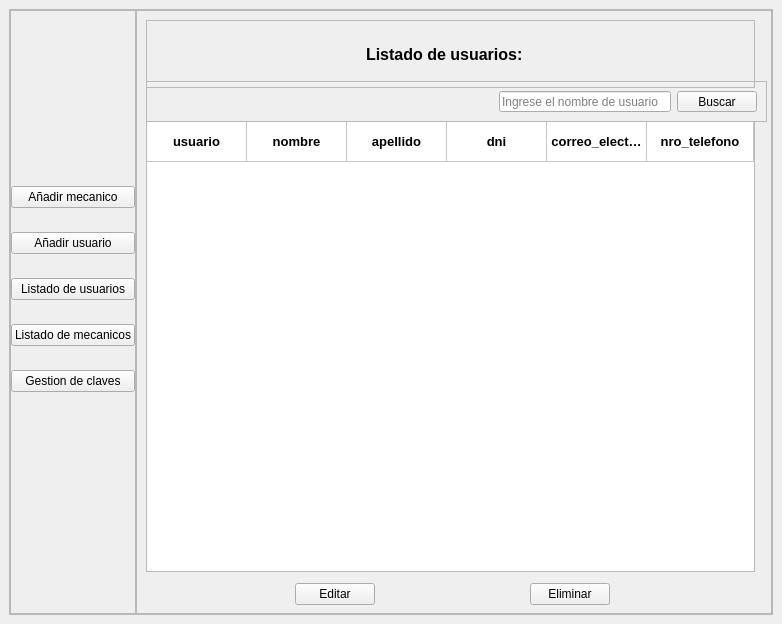
The window that views/main.ui (Alaan20/TP_FINAL-POO) describes before a commit, drawn with Qt 5.
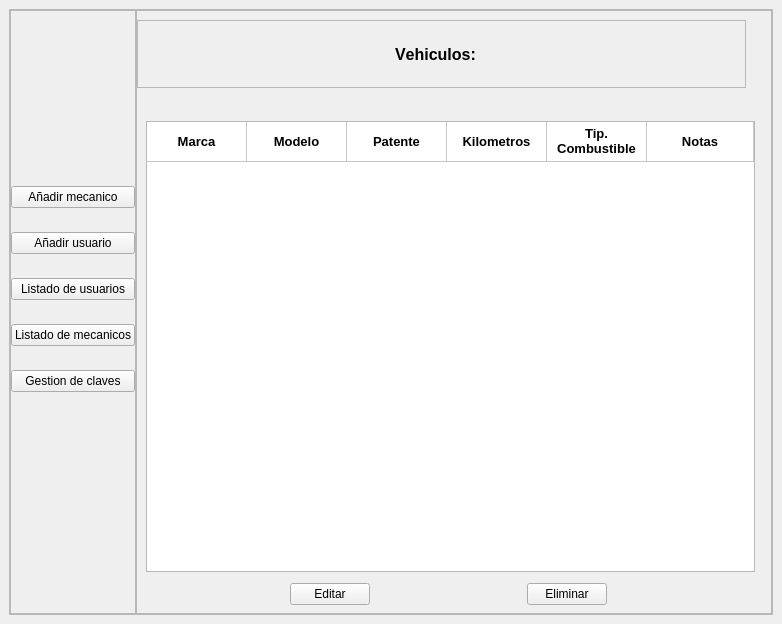
The same window after the commit. The open tabs and pages were chosen to show the change. Icons and pictures are not drawn.

What changed in the file:
```diff
--- a/views/main.ui
+++ b/views/main.ui
@@ -2333,6 +2333,402 @@
               </item>
              </layout>
             </widget>
+            <widget class="QWidget" name="page_listado_autos">
+             <widget class="QWidget" name="layoutWidget_3">
+              <property name="geometry">
+               <rect>
+                <x>1</x>
+                <y>570</y>
+                <width>621</width>
+                <height>26</height>
+               </rect>
+              </property>
+              <layout class="QHBoxLayout" name="horizontalLayout_14">
+               <item>
+                <spacer name="horizontalSpacer_21">
+                 <property name="orientation">
+                  <enum>Qt::Horizontal</enum>
+                 </property>
+                 <property name="sizeHint" stdset="0">
+                  <size>
+                   <width>40</width>
+                   <height>20</height>
+                  </size>
+                 </property>
+                </spacer>
+               </item>
+               <item>
+                <widget class="QPushButton" name="pushButton_9">
+                 <property name="text">
+                  <string>Editar</string>
+                 </property>
+                 <property name="icon">
+                  <iconset>
+                   <normaloff>../icons/edit_small_normal_hover.png</normaloff>../icons/edit_small_normal_hover.png</iconset>
+                 </property>
+                </widget>
+               </item>
+               <item>
+                <spacer name="horizontalSpacer_22">
+                 <property name="orientation">
+                  <enum>Qt::Horizontal</enum>
+                 </property>
+                 <property name="sizeHint" stdset="0">
+                  <size>
+                   <width>40</width>
+                   <height>20</height>
+                  </size>
+                 </property>
+                </spacer>
+               </item>
+               <item>
+                <widget class="QPushButton" name="pushButton_15">
+                 <property name="text">
+                  <string>Eliminar</string>
+                 </property>
+                 <property name="icon">
+                  <iconset>
+                   <normaloff>../icons/cross_normal_hover.png</normaloff>../icons/cross_normal_hover.png</iconset>
+                 </property>
+                </widget>
+               </item>
+               <item>
+                <spacer name="horizontalSpacer_23">
+                 <property name="orientation">
+                  <enum>Qt::Horizontal</enum>
+                 </property>
+                 <property name="sizeHint" stdset="0">
+                  <size>
+                   <width>40</width>
+                   <height>20</height>
+                  </size>
+                 </property>
+                </spacer>
+               </item>
+              </layout>
+             </widget>
+             <widget class="QFrame" name="frame_35">
+              <property name="geometry">
+               <rect>
+                <x>0</x>
+                <y>9</y>
+                <width>609</width>
+                <height>68</height>
+               </rect>
+              </property>
+              <property name="frameShape">
+               <enum>QFrame::StyledPanel</enum>
+              </property>
+              <property name="frameShadow">
+               <enum>QFrame::Raised</enum>
+              </property>
+              <property name="lineWidth">
+               <number>0</number>
+              </property>
+              <property name="midLineWidth">
+               <number>0</number>
+              </property>
+              <layout class="QHBoxLayout" name="horizontalLayout_15">
+               <item>
+                <spacer name="horizontalSpacer_15">
+                 <property name="orientation">
+                  <enum>Qt::Horizontal</enum>
+                 </property>
+                 <property name="sizeHint" stdset="0">
+                  <size>
+                   <width>40</width>
+                   <height>20</height>
+                  </size>
+                 </property>
+                </spacer>
+               </item>
+               <item>
+                <widget class="QLabel" name="label_32">
+                 <property name="font">
+                  <font>
+                   <family>Arial</family>
+                   <pointsize>12</pointsize>
+                   <weight>75</weight>
+                   <bold>true</bold>
+                   <kerning>false</kerning>
+                  </font>
+                 </property>
+                 <property name="text">
+                  <string>Vehiculos:</string>
+                 </property>
+                </widget>
+               </item>
+               <item>
+                <spacer name="horizontalSpacer_24">
+                 <property name="orientation">
+                  <enum>Qt::Horizontal</enum>
+                 </property>
+                 <property name="sizeHint" stdset="0">
+                  <size>
+                   <width>40</width>
+                   <height>20</height>
+                  </size>
+                 </property>
+                </spacer>
+               </item>
+               <item>
+                <widget class="QLabel" name="label_47">
+                 <property name="text">
+                  <string/>
+                 </property>
+                 <property name="pixmap">
+                  <pixmap>../icons/mecanic.ico</pixmap>
+                 </property>
+                </widget>
+               </item>
+              </layout>
+             </widget>
+             <widget class="QTableWidget" name="table_auto">
+              <property name="geometry">
+               <rect>
+                <x>9</x>
+                <y>110</y>
+                <width>609</width>
+                <height>451</height>
+               </rect>
+              </property>
+              <property name="autoFillBackground">
+               <bool>false</bool>
+              </property>
+              <property name="alternatingRowColors">
+               <bool>false</bool>
+              </property>
+              <property name="showGrid">
+               <bool>true</bool>
+              </property>
+              <property name="sortingEnabled">
+               <bool>false</bool>
+              </property>
+              <attribute name="horizontalHeaderVisible">
+               <bool>false</bool>
+              </attribute>
+              <attribute name="horizontalHeaderCascadingSectionResizes">
+               <bool>false</bool>
+              </attribute>
+              <attribute name="horizontalHeaderMinimumSectionSize">
+               <number>40</number>
+              </attribute>
+              <attribute name="horizontalHeaderHighlightSections">
+               <bool>true</bool>
+              </attribute>
+              <attribute name="horizontalHeaderShowSortIndicator" stdset="0">
+               <bool>false</bool>
+              </attribute>
+              <attribute name="horizontalHeaderStretchLastSection">
+               <bool>true</bool>
+              </attribute>
+              <attribute name="verticalHeaderVisible">
+               <bool>false</bool>
+              </attribute>
+              <attribute name="verticalHeaderCascadingSectionResizes">
+               <bool>false</bool>
+              </attribute>
+              <attribute name="verticalHeaderMinimumSectionSize">
+               <number>40</number>
+              </attribute>
+              <attribute name="verticalHeaderDefaultSectionSize">
+               <number>40</number>
+              </attribute>
+              <attribute name="verticalHeaderShowSortIndicator" stdset="0">
+               <bool>false</bool>
+              </attribute>
+              <attribute name="verticalHeaderStretchLastSection">
+               <bool>false</bool>
+              </attribute>
+              <row>
+               <property name="text">
+                <string>id_usuario</string>
+               </property>
+              </row>
+              <column>
+               <property name="text">
+                <string notr="true">marca</string>
+               </property>
+               <property name="font">
+                <font>
+                 <pointsize>10</pointsize>
+                 <weight>75</weight>
+                 <bold>true</bold>
+                 <stylestrategy>NoAntialias</stylestrategy>
+                 <kerning>false</kerning>
+                </font>
+               </property>
+               <property name="textAlignment">
+                <set>AlignCenter</set>
+               </property>
+              </column>
+              <column>
+               <property name="text">
+                <string>modelo</string>
+               </property>
+               <property name="font">
+                <font>
+                 <pointsize>10</pointsize>
+                 <weight>75</weight>
+                 <bold>true</bold>
+                </font>
+               </property>
+               <property name="textAlignment">
+                <set>AlignCenter</set>
+               </property>
+              </column>
+              <column>
+               <property name="text">
+                <string>patente</string>
+               </property>
+               <property name="font">
+                <font>
+                 <pointsize>10</pointsize>
+                 <weight>75</weight>
+                 <bold>true</bold>
+                </font>
+               </property>
+               <property name="textAlignment">
+                <set>AlignCenter</set>
+               </property>
+              </column>
+              <column>
+               <property name="text">
+                <string>kilometros</string>
+               </property>
+               <property name="font">
+                <font>
+                 <pointsize>10</pointsize>
+                 <weight>75</weight>
+                 <bold>true</bold>
+                </font>
+               </property>
+               <property name="textAlignment">
+                <set>AlignCenter</set>
+               </property>
+              </column>
+              <column>
+               <property name="text">
+                <string>tip. combustible</string>
+               </property>
+               <property name="font">
+                <font>
+                 <pointsize>10</pointsize>
+                 <weight>75</weight>
+                 <bold>true</bold>
+                </font>
+               </property>
+               <property name="textAlignment">
+                <set>AlignCenter</set>
+               </property>
+              </column>
+              <column>
+               <property name="text">
+                <string>Notas</string>
+               </property>
+               <property name="font">
+                <font>
+                 <pointsize>10</pointsize>
+                 <weight>75</weight>
+                 <bold>true</bold>
+                </font>
+               </property>
+               <property name="textAlignment">
+                <set>AlignCenter</set>
+               </property>
+              </column>
+              <item row="0" column="0">
+               <property name="text">
+                <string>Marca</string>
+               </property>
+               <property name="font">
+                <font>
+                 <pointsize>10</pointsize>
+                 <weight>75</weight>
+                 <bold>true</bold>
+                </font>
+               </property>
+               <property name="textAlignment">
+                <set>AlignCenter</set>
+               </property>
+              </item>
+              <item row="0" column="1">
+               <property name="text">
+                <string>Modelo</string>
+               </property>
+               <property name="font">
+                <font>
+                 <pointsize>10</pointsize>
+                 <weight>75</weight>
+                 <bold>true</bold>
+                </font>
+               </property>
+               <property name="textAlignment">
+                <set>AlignCenter</set>
+               </property>
+              </item>
+              <item row="0" column="2">
+               <property name="text">
+                <string>Patente</string>
+               </property>
+               <property name="font">
+                <font>
+                 <pointsize>10</pointsize>
+                 <weight>75</weight>
+                 <bold>true</bold>
+                </font>
+               </property>
+               <property name="textAlignment">
+                <set>AlignCenter</set>
+               </property>
+              </item>
+              <item row="0" column="3">
+               <property name="text">
+                <string>Kilometros</string>
+               </property>
+               <property name="font">
+                <font>
+                 <pointsize>10</pointsize>
+                 <weight>75</weight>
+                 <bold>true</bold>
+                </font>
+               </property>
+               <property name="textAlignment">
+                <set>AlignCenter</set>
+               </property>
+              </item>
+              <item row="0" column="4">
+               <property name="text">
+                <string>Tip. Combustible</string>
+               </property>
+               <property name="font">
+                <font>
+                 <pointsize>10</pointsize>
+                 <weight>75</weight>
+                 <bold>true</bold>
+                </font>
+               </property>
+               <property name="textAlignment">
+                <set>AlignCenter</set>
+               </property>
+              </item>
+              <item row="0" column="5">
+               <property name="text">
+                <string>Notas</string>
+               </property>
+               <property name="font">
+                <font>
+                 <pointsize>10</pointsize>
+                 <weight>75</weight>
+                 <bold>true</bold>
+                </font>
+               </property>
+               <property name="textAlignment">
+                <set>AlignCenter</set>
+               </property>
+              </item>
+             </widget>
+            </widget>
            </widget>
           </item>
          </layout>
```
Left out of the diff: 2 changed lines with no effect on the pictures.
